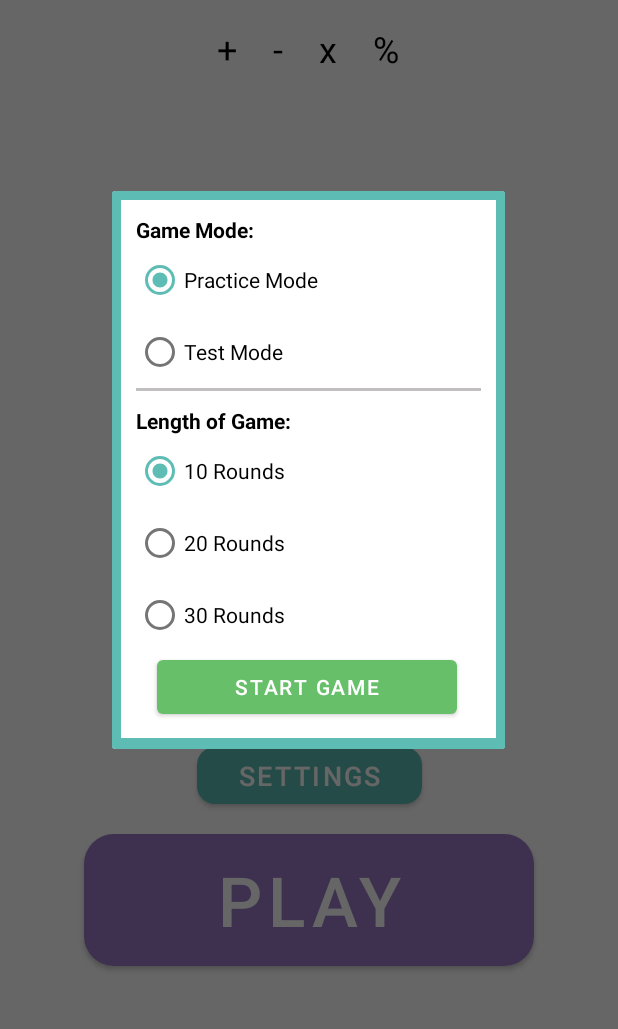
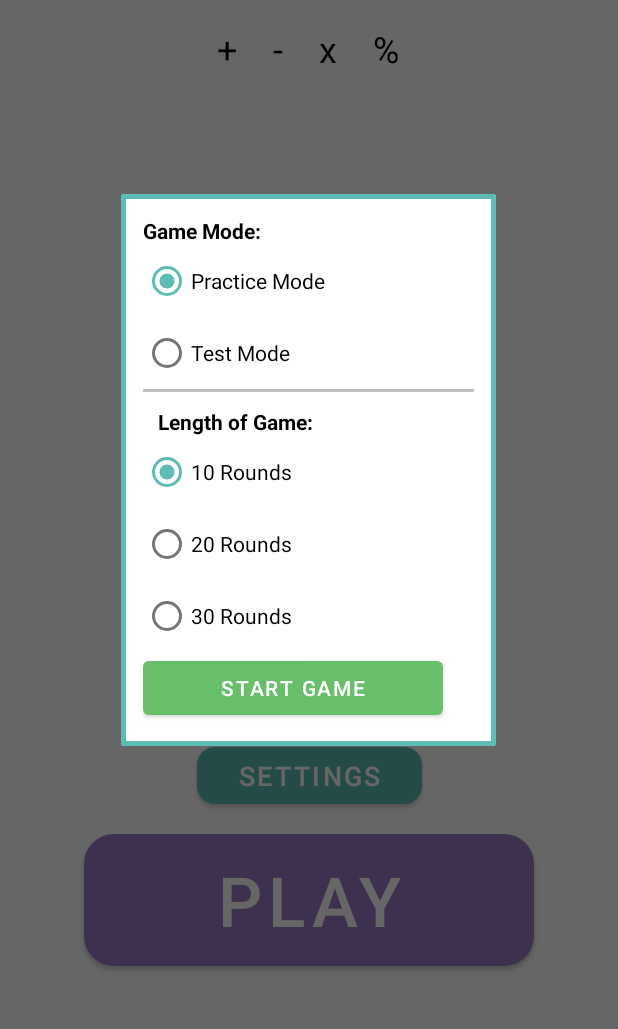
Before and after one commit to lukemjohnston/RefineMath, an Android app: the fragment MyMainFragment placed in its activity, on a phone screen of 412 x 824 dp, the part 148-1177 px from its top. Run offline under Robolectric (Android 15) with nearby library versions, the light colour scheme and no system bars; libraries missing offline, so code that uses them is left out: fr.tvbarthel.lib; 1 statement that could not run was skipped.

Commit message:
dialog design fix

```diff
--- /dev/null
+++ b/app/src/main/res/drawable/linear_layout.xml
@@ -0,0 +1,14 @@
+<?xml version="1.0" encoding="UTF-8"?>
+<shape xmlns:android="http://schemas.android.com/apk/res/android">
+    <solid android:color="#FFFFFF"/>
+
+    <stroke
+        android:width="3dp"
+        android:color="@color/teal" />
+
+    <padding
+        android:left="15dp"
+        android:top="15dp"
+        android:right="15dp"
+        android:bottom="15dp" />
+</shape>
--- a/app/src/main/res/layout/dialog_fragment.xml
+++ b/app/src/main/res/layout/dialog_fragment.xml
@@ -5,21 +5,11 @@
     android:layout_width="match_parent"
     android:layout_height="match_parent">
 
-    <LinearLayout
-        android:id="@+id/linearLayout3"
-        android:layout_width="262dp"
-        android:layout_height="372dp"
-        android:background="@color/teal"
-        android:orientation="vertical"
-        app:layout_constraintStart_toStartOf="parent"
-        app:layout_constraintTop_toTopOf="parent" />
 
     <LinearLayout
         android:layout_width="250dp"
         android:layout_height="wrap_content"
-        android:layout_marginStart="6dp"
-        android:layout_marginTop="6dp"
-        android:background="@color/background"
+        android:background="@drawable/linear_layout"
         android:orientation="vertical"
         app:layout_constraintStart_toStartOf="parent"
         app:layout_constraintTop_toTopOf="parent">
@@ -28,8 +18,6 @@
             android:id="@+id/textView3"
             android:layout_width="match_parent"
             android:layout_height="wrap_content"
-            android:layout_marginLeft="10dp"
-            android:layout_marginTop="10dp"
             android:text="Game Mode:"
             android:textColor="@color/black"
             android:textStyle="bold" />
@@ -38,7 +26,6 @@
             android:id="@+id/radio_group"
             android:layout_width="match_parent"
             android:layout_height="wrap_content"
-            android:layout_marginLeft="10dp"
             android:orientation="vertical"
             android:checkedButton="@id/radioPractice">
 
@@ -60,8 +47,6 @@
             android:id="@+id/divider"
             android:layout_width="match_parent"
             android:layout_height="2dp"
-            android:layout_marginLeft="10dp"
-            android:layout_marginRight="10dp"
             android:background="#C1BFBF" />
 
         <TextView
@@ -78,7 +63,6 @@
         <RadioGroup
             android:layout_width="wrap_content"
             android:layout_height="wrap_content"
-            android:layout_marginLeft="10dp"
             android:checkedButton="@id/radio10">
 
             <RadioButton
@@ -104,8 +88,6 @@
             android:id="@+id/button3"
             android:layout_width="200dp"
             android:layout_height="wrap_content"
-            android:layout_marginLeft="24dp"
-            android:layout_marginBottom="10dp"
             android:onClick="startGame"
             android:text="Start Game"
             android:theme="@style/Button.green" />
```
